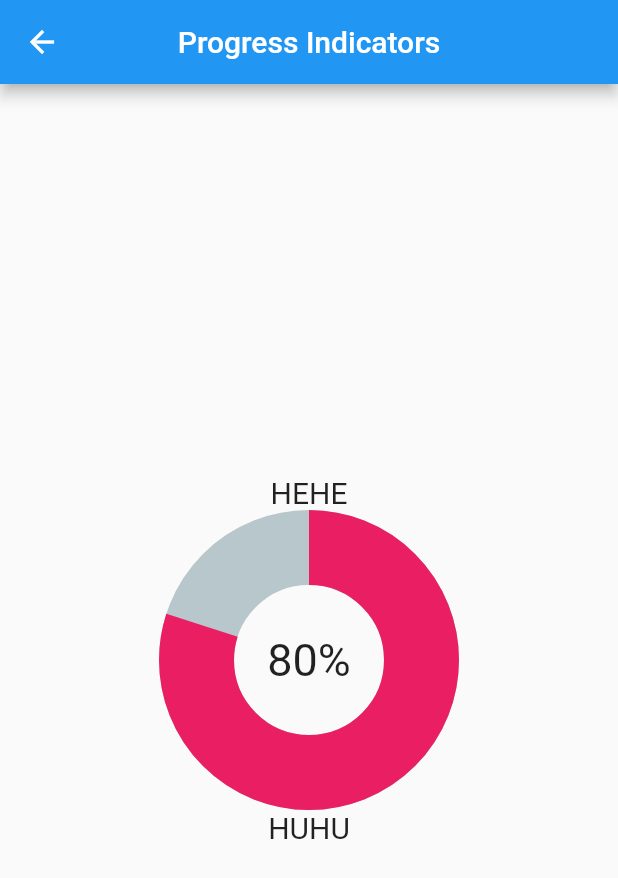
After one commit to Camille-hy/flutter-charts, a Flutter app: the screen it shows after launch, after a tap on "Progress", on a phone screen of 412 x 824 dp. The commit adds this screen. Shown: the top 878 px of the screen. Run offline on Flutter 3.47's test engine with Material 2 defaults, Android fonts, the phone set to English and light mode, and no system bars; drawn by our look-alikes of percent_indicator; our stand-ins replace syncfusion_flutter_charts.

Commit message:
feat: added progress indicator

```diff
--- a/lib/barchart.dart
+++ b/lib/barchart.dart
@@ -59,6 +59,7 @@ class _BarChartState extends State<BarChart> {
             )
           ],
         );
-        });
+      }
+    );
   }
 }
--- a/lib/main.dart
+++ b/lib/main.dart
@@ -1,6 +1,7 @@
 import 'package:flutter/material.dart';
 import 'package:chart/piechart.dart';
 import 'package:chart/barchart.dart';
+import 'package:chart/progress.dart';
 
 void main() {
   runApp(const MyApp());
@@ -47,6 +48,15 @@ class _MyHomePageState extends State<MyHomePage> {
     );
   }
 
+  void navigateToProgress() {
+    Navigator.push(
+      context,
+      MaterialPageRoute(
+        builder: (context) => ProgressIndicatorExample(),
+      ),
+    );
+  }
+
   @override
   Widget build(BuildContext context) {
     return Scaffold(
@@ -82,6 +92,18 @@ class _MyHomePageState extends State<MyHomePage> {
                 ),
               ),
             ),
+            TextButton(
+              onPressed: () => navigateToProgress(),
+              style: ButtonStyle(
+                minimumSize: MaterialStateProperty.all(Size(100, 100)),
+              ),
+              child: Text(
+                'Progress',
+                style: TextStyle(
+                  fontSize: 25.0,
+                ),
+              ),
+            ),
           ],
         ),
       ),
--- /dev/null
+++ b/lib/progress.dart
@@ -0,0 +1,34 @@
+import 'package:flutter/material.dart';
+import 'package:chart/progress_indicators/circular_progress.dart';
+import 'package:chart/progress_indicators/linear_progress.dart';
+
+class ProgressIndicatorExample extends StatefulWidget {
+  const ProgressIndicatorExample({super.key});
+
+  @override
+  State<ProgressIndicatorExample> createState() =>
+      _ProgressIndicatorExampleState();
+}
+
+class _ProgressIndicatorExampleState extends State<ProgressIndicatorExample> {
+  @override
+  void initState() {
+    super.initState();
+  }
+
+  @override
+  Widget build(BuildContext context) {
+    return Scaffold(
+      appBar: AppBar(
+        title: Text('Progress Indicators'),
+        centerTitle: true,
+      ),
+      body: PageView(
+        children: <Widget>[
+          CircularProgressExample(),
+          LinearProgressExample(),
+        ],
+      ),
+    );
+  }
+}
--- /dev/null
+++ b/lib/progress_indicators/circular_progress.dart
@@ -0,0 +1,39 @@
+import 'package:flutter/material.dart';
+import 'package:percent_indicator/percent_indicator.dart';
+
+class CircularProgressExample extends StatefulWidget {
+  const CircularProgressExample({super.key});
+
+  @override
+  State<CircularProgressExample> createState() =>
+      _CircularProgressExampleState();
+}
+
+class _CircularProgressExampleState extends State<CircularProgressExample> {
+  @override
+  Widget build(BuildContext context) {
+    return CircularPercentIndicator(
+      radius: 100.0,
+      lineWidth: 50.0,
+      percent: 0.8,
+      animation: true,
+      animationDuration: 1500,
+      header: Text('HEHE',
+        style: TextStyle(
+          fontSize: 20,
+        ),
+      ),
+      center: Text('80%',
+        style: TextStyle(
+          fontSize: 30
+        ),
+      ),
+      footer: Text('HUHU',
+        style: TextStyle(
+          fontSize: 20,
+        ),
+      ),
+      progressColor: Colors.pink,
+    );
+  }
+}
--- a/pubspec.yaml
+++ b/pubspec.yaml
@@ -36,6 +36,7 @@ dependencies:
   # Use with the CupertinoIcons class for iOS style icons.
   cupertino_icons: ^1.0.2
   syncfusion_flutter_charts: ^22.2.9
+  percent_indicator: ^4.2.3
 
 dev_dependencies:
   flutter_test:
```
Also changed, not shown: lib/progress_indicators/linear_progress.dart (added, +47 -0 lines), pubspec.lock. Lines whose indentation alone changed are shown as unchanged.
